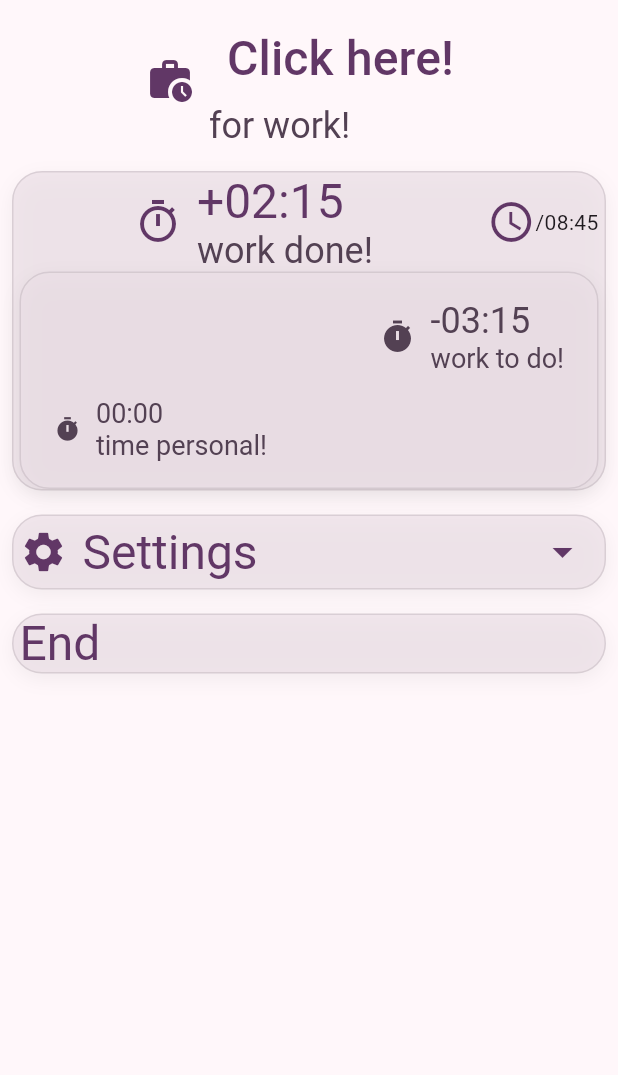
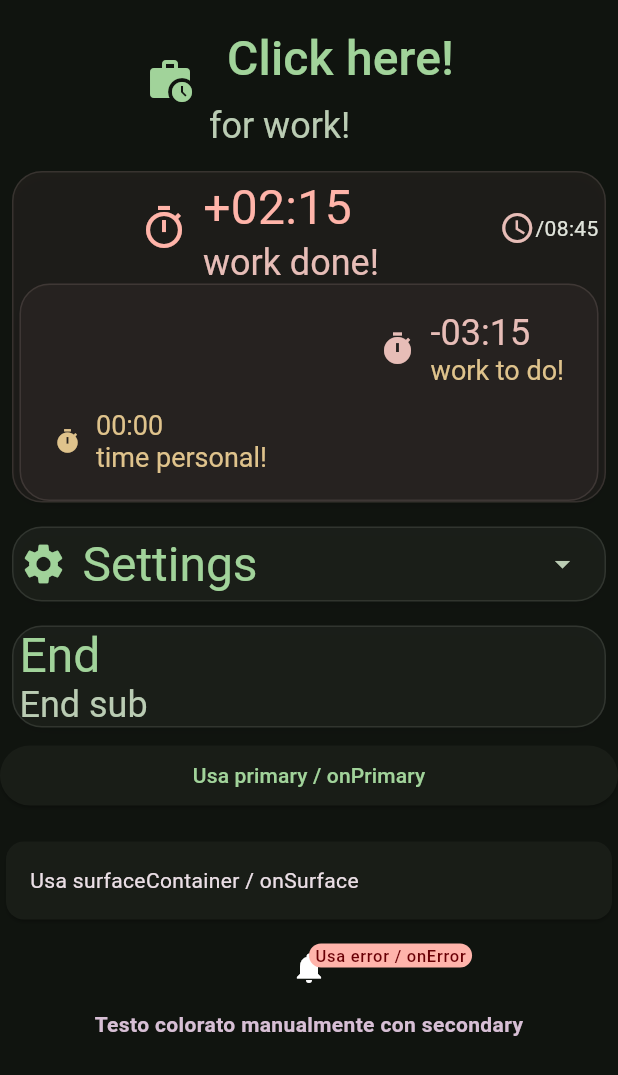
Before and after one commit to Sebastiano1997/test_unique, a Flutter app: the screen it shows after launch, after a tap on the "arrow drop up" icon, on a phone screen of 412 x 824 dp. Shown: the top 1075 px of the screen. Run offline on Flutter 3.47's test engine with Material 3 defaults, Android fonts, the phone set to English and light mode, and no system bars; our stand-ins replace permission_handler, shared_preferences, vibration; missing offline and left inert: android_alarm_manager_plus.

Commit message:
Updated ComponentE.dart

```diff
--- a/lib/ComponentE.dart
+++ b/lib/ComponentE.dart
@@ -43,6 +43,15 @@ class BuildThemeIconText extends StatelessWidget
     this.color,
     this.size=SizeE.medium
   });
+  BuildThemeIconText.all2({
+    super.key,
+    this.child,
+    required this.isIconText,
+    this.getChild,
+    this.getChild2,
+    this.color,
+    this.size=SizeE.medium
+  });
 
   late Widget? child;
   bool isIconText;
@@ -51,44 +60,61 @@ class BuildThemeIconText extends StatelessWidget
 
   Widget Function(TextStyle,IconThemeData)? getChild;
 
+  Widget Function(ColorScheme,TextStyle,IconThemeData)? getChild2;
+
   /// + var
   IconThemeData? iconThemeData;
   TextStyle? textStyle;
 
   /// + func
+
+  ColorScheme getColorScheme(BuildContext context){
+    final theme = Theme.of(context);
+    final ColorScheme colorScheme;
+
+    if(color!=null) colorScheme=ColorScheme.fromSeed(seedColor: color!,brightness: theme.brightness);
+    else colorScheme=theme.colorScheme;
+
+    return colorScheme;
+  }
+
   void buildIconTextTheme(SizeE size, BuildContext context)
   {
-    final theme = Theme.of(context);
-    final isDark = theme.brightness == Brightness.dark;
+    ColorScheme colorScheme=getColorScheme(context);
 
     double sizeItem=18;
-    Color colorItem=theme.colorScheme.onSecondaryContainer;
+    Color colorItem=colorScheme.onSecondaryContainer;
     FontWeight? fontWeightItem;
 
     /// + set value
     if(size==SizeE.small) {
       sizeItem=18;
-      colorItem=theme.colorScheme.onSecondaryContainer;
+      //colorItem=theme.colorScheme.onSecondaryContainer;
+      colorItem=colorScheme.tertiary;
       fontWeightItem=null;
     } else if(size==SizeE.medium)
     {
       sizeItem=24;
-      colorItem=theme.colorScheme.onSecondaryContainer;
+      //colorItem=theme.colorScheme.onSecondaryContainer;
+      colorItem=colorScheme.secondary;
+
       fontWeightItem=null;
     }else if(size==SizeE.large)
     {
       sizeItem=32;
-      colorItem=theme.colorScheme.onPrimaryContainer;
+      //colorItem=theme.colorScheme.onPrimaryContainer;
+      colorItem=colorScheme.primary;
+
       //fontWeightItem=FontWeight.bold;
     }
 
     /// + set Style
-    if(getChild!=null || (isIconText))
+    if(getChild!=null || getChild2!=null || (isIconText))
     {
       iconThemeData=IconThemeData(size: sizeItem,color: colorItem);
     }
 
-    if(getChild!=null || (!isIconText))
+    if(getChild!=null ||getChild2!=null || (!isIconText))
     {
       textStyle=TextStyle(fontSize:sizeItem,color: colorItem,fontWeight: fontWeightItem);
     }
@@ -98,11 +124,13 @@ class BuildThemeIconText extends StatelessWidget
 
   @override
   Widget build(BuildContext context) {
-    if(child==null && getChild==null) return SizedBox();
+    if(child==null && getChild==null && getChild2==null) return SizedBox();
 
+    ColorScheme colorScheme=getColorScheme(context);
     buildIconTextTheme(size, context);
 
     if(getChild!=null)  return getChild!(textStyle!,iconThemeData!);
+    if(getChild2!=null)  return getChild2!(colorScheme,textStyle!,iconThemeData!);
 
     if(isIconText)
     {
@@ -181,7 +209,7 @@ class ComponentE3 extends StatelessWidget
   bool isNotFatherListView;
 
   // + withStyle
-  Widget Function(TextStyle,IconThemeData)? getTitle;
+  Widget Function(ColorScheme,TextStyle,IconThemeData)? getTitle;
   Widget Function(TextStyle,IconThemeData)? getLeading;
   Widget Function(TextStyle,IconThemeData)? getSubtitle;
   List<Widget> Function(TextStyle,IconThemeData)? getSettings;
@@ -195,6 +223,16 @@ class ComponentE3 extends StatelessWidget
 
   /// + func
 
+  ColorScheme getColorScheme(BuildContext context){
+    final theme = Theme.of(context);
+    final ColorScheme colorScheme;
+
+    if(color!=null) colorScheme=ColorScheme.fromSeed(seedColor: color!,brightness: theme.brightness);
+    else colorScheme=theme.colorScheme;
+
+    return colorScheme;
+  }
+
   double get heightChildrenGet => heightChildren??heightChildrenDefault;
 
 
@@ -205,11 +243,17 @@ class ComponentE3 extends StatelessWidget
     else return MainAxisAlignment.end;
   }
 
+  bool isNotNull(List list)
+  {
+    return list.any((i)=>i!=null);
+  }
+
 
   @override
   Widget build(BuildContext context) {
-    final theme = Theme.of(context);
-    final isDark = theme.brightness == Brightness.dark;
+
+    final ColorScheme colorScheme=getColorScheme(context);
+    final isDark = colorScheme.brightness == Brightness.dark;
 
     SizeE sizeMinus=size-1;
     int lengthGetSetting=getSettings?.call(TextStyle(),IconThemeData()).length??0;
@@ -222,10 +266,10 @@ class ComponentE3 extends StatelessWidget
           isColumnOrListView: isNotFatherListView,
           child:
         thisContainer(
-        isDark: isDark,
-        theme: theme,
-        isBorder: isBorder,
-        child:  Column(
+          colorScheme:colorScheme,
+          isDark:isDark,
+          isBorder: isBorder,
+          child:  Column(
             children: [
               Row(
                 crossAxisAlignment: CrossAxisAlignment.center,
@@ -234,26 +278,30 @@ class ComponentE3 extends StatelessWidget
                     child: Row(
                       mainAxisAlignment:  getAlignMainAxis(align),
                       children: [
-                        if(leading!=null)
+                        if( isNotNull([leading,getLeading]) )
                           BuildThemeIconText.all(
+                            color: color,
                           getChild: getLeading,
                           isIconText: true,
                           size: size,
                           child: leading,),
 
-                        if(leading!=null && (title!=null || subtitle!=null))const SizedBox(width: 10),
+                        if( isNotNull([leading,getLeading]) && ( isNotNull([title,getTitle]) || isNotNull([subtitle,getSubtitle]) ) )
+                          const SizedBox(width: 10),
 
-                        if(title!=null || subtitle!=null)
+                        if(isNotNull([title,getTitle]) || isNotNull([subtitle,getSubtitle]) )
                           Column(
                           mainAxisSize: MainAxisSize.min,
                           crossAxisAlignment: CrossAxisAlignment.start,
                           children: [
-                            BuildThemeIconText.all(
-                              getChild: getTitle,
+                            BuildThemeIconText.all2(
+                              color: color,
+                              getChild2: getTitle,
                               isIconText: false,
                               size: size,
                               child: title,),
                             BuildThemeIconText.all(
+                              color: color,
                               size: sizeMinus,
                               getChild: getSubtitle,
                               isIconText: false,
@@ -262,19 +310,21 @@ class ComponentE3 extends StatelessWidget
                         ),
                       ],),
                   ),
-                  if(settings!=null)
+                  if( isNotNull([settings,getSettings]) )
                     Row(
                     mainAxisSize: MainAxisSize.min,
                     mainAxisAlignment: MainAxisAlignment.end,
                     children: [
                       for(var item in settings??[])
                         BuildThemeIconText.all(
+                          color: color,
                           child: item,
                           isIconText: true,
-                          size: size,
+                          size: sizeMinus, // size
                         ),
                       for(int cGetSetting=0; cGetSetting<lengthGetSetting;cGetSetting++)
                         BuildThemeIconText.all(
+                          color: color,
                           getChild: (t,i){ return getSettings!.call(t,i)[cGetSetting]; },
                           isIconText: true,
                           size: size,
@@ -286,7 +336,7 @@ class ComponentE3 extends StatelessWidget
               if(children!=null && isExpandedChildren)
                 thisColumnOrListView(
                       isColumnOrListView: isChildrenColumnOrListView,
-                      theme: theme,
+                      colorScheme: colorScheme,
                       isDark: isDark,
                       children: children??[],
                   ),
@@ -298,7 +348,7 @@ class ComponentE3 extends StatelessWidget
   }
 
   Widget thisContainer({
-    required ThemeData theme,
+    required ColorScheme colorScheme,
     required bool isDark,
     required Widget child,
     required bool isBorder,
@@ -312,14 +362,14 @@ class ComponentE3 extends StatelessWidget
       margin: margin,
       padding: padding ,
       decoration: !isBorder?null:BoxDecoration(
-        color: theme.colorScheme.surfaceContainerHighest.withValues(alpha:isDark ? 0.3 : 0.7),//theme.colorScheme.surfaceContainerHighest.withValues(alpha:isDark ? 0.3 : 0.7),
+        color: colorScheme.surfaceContainerHighest.withValues(alpha:isDark ? 0.3 : 0.6),//theme.colorScheme.surfaceContainerHighest.withValues(alpha:isDark ? 0.3 : 0.7),
         borderRadius: BorderRadius.circular(20),
         border: Border.all(
-          color: theme.colorScheme.outline.withOpacity(0.2),
+          color: colorScheme.outline.withOpacity(0.2),
         ),
         boxShadow: [
           BoxShadow(
-            color: Colors.black.withOpacity(0.05),
+            color: colorScheme.shadow.withOpacity(0.05),
             blurRadius: 10,
             offset: const Offset(0, 4),
           ),
@@ -336,11 +386,11 @@ class ComponentE3 extends StatelessWidget
     else return child;
   }
 
-  Widget thisColumnOrListView({required ThemeData theme, required bool isDark,required bool isColumnOrListView, required List<Widget> children})
+  Widget thisColumnOrListView({required ColorScheme colorScheme, required bool isDark,required bool isColumnOrListView, required List<Widget> children})
   {
     if(isColumnOrListView) {
       return thisContainer(
-          theme: theme,
+          colorScheme: colorScheme,
           isDark: isDark,
           isBorder: true,
           height: heightChildren,
@@ -354,8 +404,8 @@ class ComponentE3 extends StatelessWidget
     else {
       return
       thisContainer(
-      theme: theme,
-      isDark: isDark,
+          colorScheme: colorScheme,
+          isDark: isDark,
           isBorder: true,
           height: heightChildrenGet,
   margin: const EdgeInsetsGeometry.all(0),
@@ -373,10 +423,14 @@ class ComponentE3 extends StatelessWidget
 
 class IconExpandedList extends StatelessWidget
 {
-  IconExpandedList({super.key,required this.icon,this.iconOff,this.onPressed});
+  IconExpandedList({super.key, IconData? icon,IconData? iconOff,this.onPressed})
+  {
+    this.icon=icon??Icons.arrow_drop_up;
+    this.iconOff=iconOff??icon??Icons.arrow_drop_down;
+  }
 
-  IconData icon;
-  IconData? iconOff;
+  late IconData icon;
+  late IconData iconOff;
 
   bool isOnOff=true;
 
@@ -386,7 +440,7 @@ class IconExpandedList extends StatelessWidget
   @override
   Widget build(BuildContext context) {
     return Wello(view: (we){
-      return IconButton(onPressed: (){onPressedInternal(); isOnOff=!isOnOff;  onPressed?.call(); we.setStateWello(); } , icon: Icon(isOnOff?icon:(iconOff??icon)) );
+      return IconButton(onPressed: (){onPressedInternal(); isOnOff=!isOnOff;  onPressed?.call(); we.setStateWello(); } , icon: Icon(isOnOff?icon:iconOff) );
     });
   }
 
--- a/lib/main.dart
+++ b/lib/main.dart
@@ -1,10 +1,8 @@
 // Copyright 2017 The Chromium Authors. All rights reserved.
 // Use of this source code is governed by a BSD-style license that can be
 // found in the LICENSE file.
-import 'dart:developer' as developer;
+
 import 'dart:isolate';
-import 'dart:math';
-import 'dart:ui';
 
 import 'package:android_alarm_manager_plus/android_alarm_manager_plus.dart';
 import 'package:permission_handler/permission_handler.dart';
@@ -34,11 +32,16 @@ SharedPreferences? prefs;
 
 Future<void> main() async {
 
+  Brightness brightness=Brightness.dark;
+
+  ColorScheme colorScheme=ColorScheme.fromSeed(seedColor: Colors.purple,brightness: brightness);
+
   runApp(
     MaterialApp(
       theme: ThemeData(
-        brightness: Brightness.light,
-        colorScheme: ColorScheme.fromSeed(seedColor: Colors.purple),
+        brightness: brightness,
+        useMaterial3: true,
+        colorScheme: ColorScheme.fromSeed(seedColor: Colors.green,brightness: brightness),
       ),
       home: Scaffold(
       body: Container(
@@ -132,7 +135,7 @@ Future<void> main() async {
             ComponentE(title: Text("Page1"),),
              */
             ComponentE3(
-              getTitle:(t,i)=> TextButton(onPressed: (){}, child: Text("Click here!",style: t,)),
+              getTitle:(c,t,i)=> TextButton(onPressed: (){}, child: Text("Click here!",style: t,)),
               subtitle: Text("for work!"),
               leading: Icon(Icons.work_history),
               align: AlignE.center,
@@ -140,14 +143,17 @@ Future<void> main() async {
               isBorder: false,
             ),
             ComponentE3(
-              title: Text("+02:15"),
+              color: Colors.red,
+              title: Text("+02:16",),
+              getTitle: (c,t,i)=>Text("+02:15",style: t,),
               subtitle: Text("work done!"),
               leading: Icon(Icons.timer_outlined),
-              settings: [Icon(Icons.watch_later_outlined),Text("/08:45")],
+              settings:[ Icon(Icons.watch_later_outlined),Text("/08:45")],
               size: SizeE.large,
               align: AlignE.center,
               children: [
                 ComponentE3(
+                  color: Colors.red,
                   title: Text("-03:15"),
                   subtitle: Text("work to do!"),
                   leading: Icon(Icons.timer),
@@ -157,6 +163,7 @@ Future<void> main() async {
                   isNotFatherListView: false,
                 ),
                 ComponentE3(
+                  color: Colors.red,
                   title: Text("00:00"),
                   subtitle: Text("time personal!"),
                   leading: Icon(Icons.timer),
@@ -168,11 +175,12 @@ Future<void> main() async {
               ],
             ),
             ComponentE3(
+              //color: Colors.blue.withValues(alpha: 0.1),
               title: Text("Settings"),
               leading: Icon(Icons.settings),
               size: SizeE.large,
               align: AlignE.left,
-              settings: [IconExpandedList(icon: Icons.arrow_drop_up,iconOff: Icons.arrow_drop_down)],
+              settings: [IconExpandedList()],
               children: [
                 ComponentE3(
                   title: Text("08:25"),
@@ -212,9 +220,56 @@ Future<void> main() async {
                 ),
               ],
             ),
-            ComponentE3(title: Text("End"),size: SizeE.large,isNotFatherListView: false,),
+            ComponentE3(
+              title: Text("End"),
+              subtitle: Text("End sub"),
+              size: SizeE.large,),
+            Column(
+              mainAxisAlignment: MainAxisAlignment.center,
+              crossAxisAlignment: CrossAxisAlignment.stretch,
+              children: [
+                // Usa 'primary' per lo sfondo e 'onPrimary' per il testo
+                ElevatedButton(
+                  onPressed: () {},
+                  child: const Text('Usa primary / onPrimary'),
+                ),
+                const SizedBox(height: 16),
 
-        ],),
+                // Usa 'surfaceContainer' per lo sfondo e 'onSurface' per il testo
+                Card(
+                  child: Padding(
+                    padding: const EdgeInsets.all(16.0),
+                    child: Text(
+                      'Usa surfaceContainer / onSurface',
+                      style: TextStyle(color: colorScheme.onSurface),
+                    ),
+                  ),
+                ),
+                const SizedBox(height: 16),
+
+                // Usa 'error' per lo sfondo del badge e 'onError' per il testo interno
+                const Center(
+                  child: Badge(
+                    label: Text('Usa error / onError'),
+                    child: Icon(Icons.notifications),
+                  ),
+                ),
+                const SizedBox(height: 16),
+
+                // Estrazione manuale: usa 'secondary' per colorare un testo personalizzato
+                Text(
+                  'Testo colorato manualmente con secondary',
+                  textAlign: TextAlign.center,
+                  style: TextStyle(
+                    color: colorScheme.secondary,
+                    fontWeight: FontWeight.bold,
+                  ),
+                ),
+              ],
+            )
+
+
+          ],),
       ),
     ),)
   );
```
